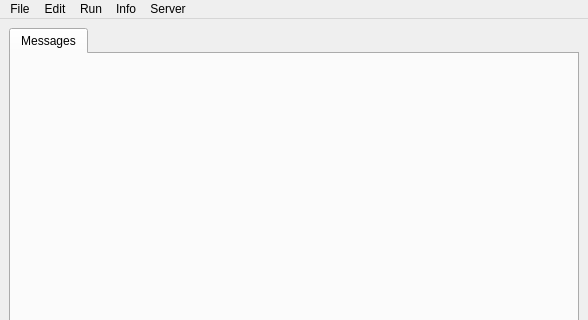
Qt form Latex-editor/mainwindow.ui (Redvin-dt/elephant-editor) before a commit; both pictures show x 0 to 588 and y 0 to 320 of the 588 by 481 pixel window.
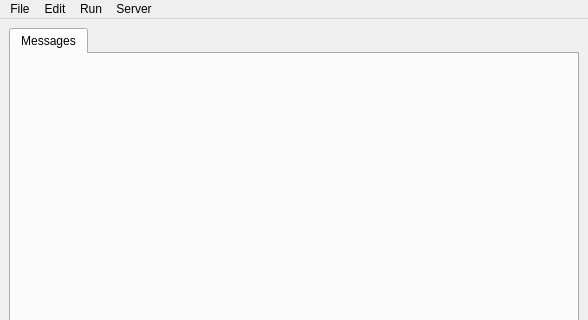
The same form after that commit.

Diff of the .ui file:
```diff
--- a/Latex-editor/mainwindow.ui
+++ b/Latex-editor/mainwindow.ui
@@ -76,13 +76,6 @@
     </property>
     <addaction name="actionRun"/>
    </widget>
-   <widget class="QMenu" name="menuShow_user_info">
-    <property name="title">
-     <string>Info</string>
-    </property>
-    <addaction name="actionShow_info"/>
-    <addaction name="actionSelec_document"/>
-   </widget>
    <widget class="QMenu" name="menuServer">
     <property name="title">
      <string>Server</string>
@@ -94,7 +87,6 @@
    <addaction name="menuFile"/>
    <addaction name="menuEdit"/>
    <addaction name="menuRun"/>
-   <addaction name="menuShow_user_info"/>
    <addaction name="menuServer"/>
   </widget>
   <widget class="QStatusBar" name="statusbar"/>
```
Left out of the diff: 5 changed lines with no effect on the pictures.
